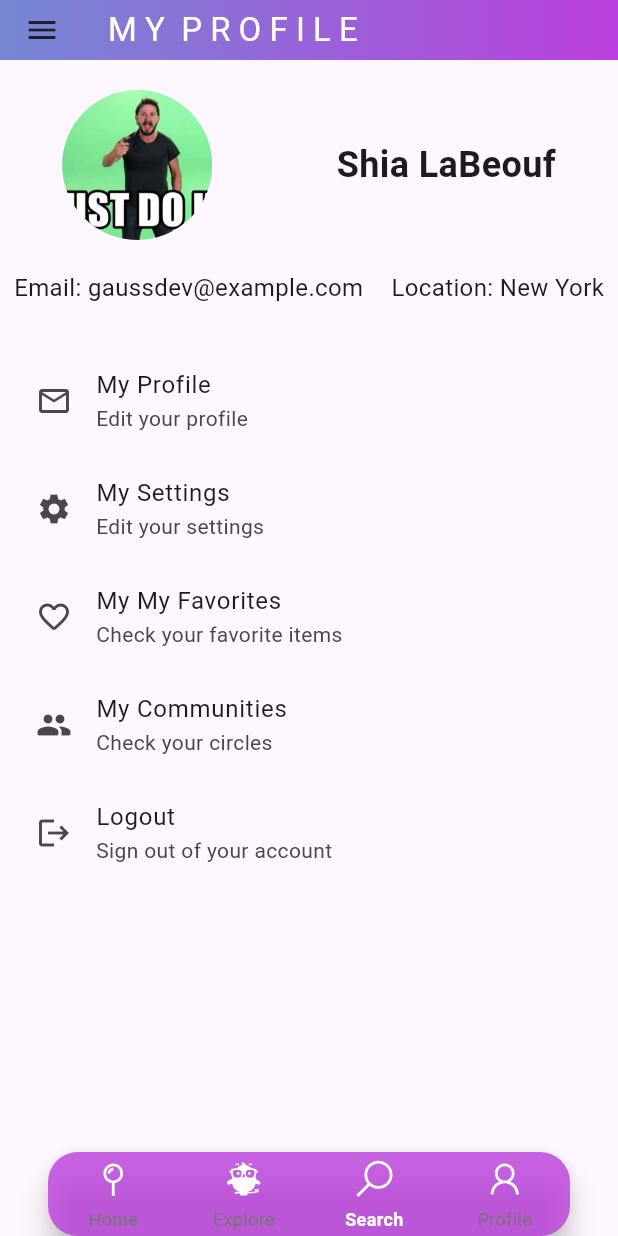
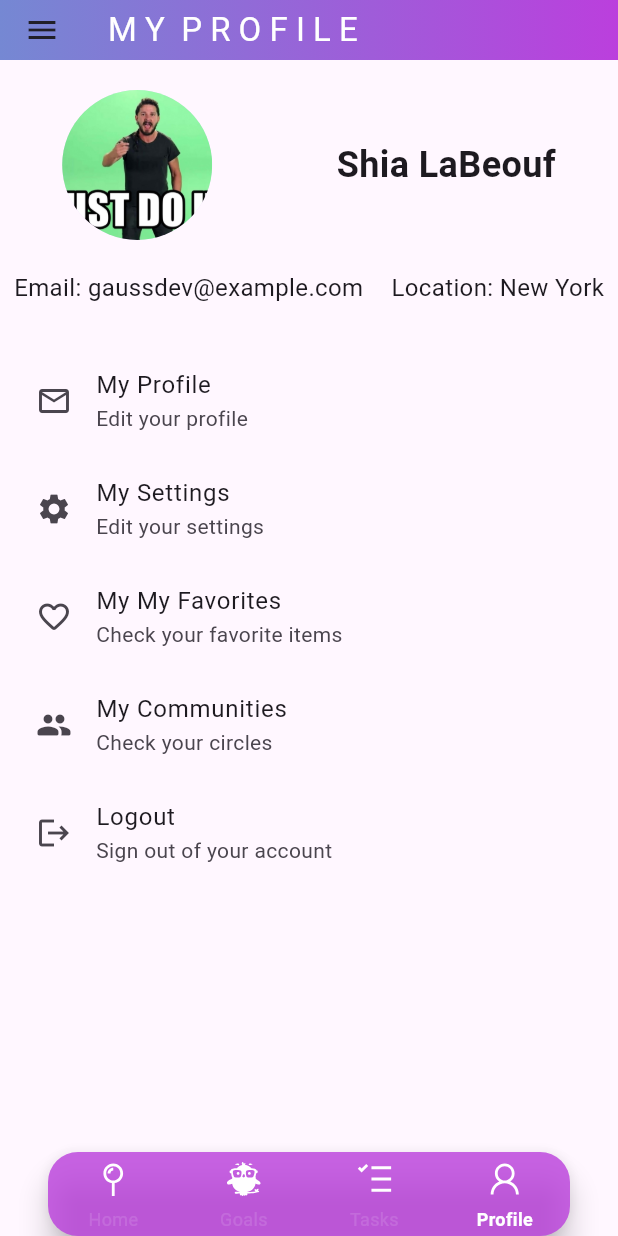
Before and after one commit to gauss2302/Nail-It-Todo-Task-Application, a Flutter app: the MyProfilePage screen opened by its route, on a phone screen of 412 x 824 dp. Run offline on Flutter 3.47's test engine with Material 3 defaults, Android fonts, the phone set to English and light mode, and no system bars; drawn by our look-alikes of custom_navigation_bar; our stand-ins replace bloc, equatable, flutter_bloc, flutter_dotenv, fpdart, get_it and 7 more; accounts and stored records are empty; Roboto replaces fonts that are missing (Raleway).

Commit message:
Fixed drawer, navbar with routing

```diff
--- a/lib/core/routes/routes.dart
+++ b/lib/core/routes/routes.dart
@@ -13,20 +13,16 @@ abstract class AppRoutes {
   // Branch 1 - Home
   static const home = '/';
 
-  // Branch 2 - Goals & Tasks
+  // Branch 2 - Goals
   static const goals = '/goals';
-  static const achievement = '/achievement';
+  static const achievement = '/goals/achievement'; // Updated path
+
+  // Branch 3 - Tasks
   static const tasks = '/tasks';
 
-  // Branch 3 - Profile
+  // Branch 4 - Profile
   static const profile = '/profile';
-  static const settings = '/settings';
-
-  // Branch 4 - Tasks
-  static const tasksList = '/tasks';
-
-  // Branch 5 - Search
-  static const search = '/search';
+  static const settings = '/profile/settings'; // Updated path
 }
 
 class AppRouter {
@@ -36,9 +32,8 @@ class AppRouter {
   final List<GlobalKey<NavigatorState>> _shellNavigatorKeys = [
     GlobalKey<NavigatorState>(debugLabel: 'shell_home'),
     GlobalKey<NavigatorState>(debugLabel: 'shell_goals'),
+    GlobalKey<NavigatorState>(debugLabel: 'shell_tasks'),
     GlobalKey<NavigatorState>(debugLabel: 'shell_profile'),
-    GlobalKey<NavigatorState>(debugLabel: 'shell_tasks'),
-    GlobalKey<NavigatorState>(debugLabel: 'shell_search'),
   ];
 
   late final GoRouter _router;
@@ -86,15 +81,8 @@ class AppRouter {
               GoRoute(
                 path: 'achievement',
                 pageBuilder: (context, state) => const MaterialPage(
-                  child: GoalsScreen(),
+                  child: AchievmentScreen(),
                   name: 'Achievement',
-                ),
-              ),
-              GoRoute(
-                path: 'tasks',
-                pageBuilder: (context, state) => const MaterialPage(
-                  child: TaskScreen(),
-                  name: 'Tasks',
                 ),
               ),
             ],
@@ -102,9 +90,23 @@ class AppRouter {
         ],
       ),
 
+      // Tasks Branch
+      StatefulShellBranch(
+        navigatorKey: _shellNavigatorKeys[2],
+        routes: [
+          GoRoute(
+            path: AppRoutes.tasks,
+            pageBuilder: (context, state) => const MaterialPage(
+              child: TaskScreen(),
+              name: 'Tasks',
+            ),
+          ),
+        ],
+      ),
+
       // Profile Branch
       StatefulShellBranch(
-        navigatorKey: _shellNavigatorKeys[2],
+        navigatorKey: _shellNavigatorKeys[3],
         routes: [
           GoRoute(
             path: AppRoutes.profile,
@@ -124,34 +126,6 @@ class AppRouter {
           ),
         ],
       ),
-
-      // Tasks Branch
-      StatefulShellBranch(
-        navigatorKey: _shellNavigatorKeys[3],
-        routes: [
-          GoRoute(
-            path: AppRoutes.tasksList,
-            pageBuilder: (context, state) => const MaterialPage(
-              child: TaskScreen(),
-              name: 'Tasks',
-            ),
-          ),
-        ],
-      ),
-
-      // Search Branch
-      StatefulShellBranch(
-        navigatorKey: _shellNavigatorKeys[4],
-        routes: [
-          GoRoute(
-            path: AppRoutes.search,
-            pageBuilder: (context, state) => const MaterialPage(
-              child: SearchScreen(),
-              name: 'Search',
-            ),
-          ),
-        ],
-      ),
     ];
   }
 
--- a/lib/core/widgets/navbar.dart
+++ b/lib/core/widgets/navbar.dart
@@ -28,13 +28,13 @@ class _NavBarState extends State<NavBar> {
     ),
     NavItem(
       icon: LineIcon.earlybirds(),
-      label: "Explore",
+      label: "Goals",
       route: '/goals',
     ),
     NavItem(
-      icon: LineIcon.search(),
-      label: "Search",
-      route: '/search',
+      icon: LineIcon.tasks(), // Changed icon to represent tasks
+      label: "Tasks",
+      route: '/tasks',
     ),
     NavItem(
       icon: LineIcon.user(),
@@ -42,6 +42,7 @@ class _NavBarState extends State<NavBar> {
       route: '/profile',
     ),
   ];
+  // ... rest of the code
 
   @override
   Widget build(BuildContext context) {
@@ -84,7 +85,7 @@ class _NavBarState extends State<NavBar> {
             fontFamily: Fonts.raleway,
             fontSize: 12,
             fontWeight: isSelected ? FontWeight.w600 : FontWeight.normal,
-            color: isSelected ? Colors.white : Colors.grey[600],
+            color: isSelected ? Colors.white : Colors.white12,
           ),
         ),
       );
@@ -119,7 +120,7 @@ class NavItem {
 // Extension for navigation helpers
 extension NavBarExtension on BuildContext {
   bool get isHomeTab => GoRouterState.of(this).uri.toString() == '/';
-  bool get isExploreTab => GoRouterState.of(this).uri.toString().startsWith('/goals');
-  bool get isSearchTab => GoRouterState.of(this).uri.toString().startsWith('/search');
+  bool get isGoalsTab => GoRouterState.of(this).uri.toString().startsWith('/goals');
+  bool get isTasksTab => GoRouterState.of(this).uri.toString().startsWith('/tasks');
   bool get isProfileTab => GoRouterState.of(this).uri.toString().startsWith('/profile');
 }
--- a/lib/features/tasks/presentation/pages/task_screen.dart
+++ b/lib/features/tasks/presentation/pages/task_screen.dart
@@ -1,5 +1,6 @@
 import 'package:flutter/material.dart';
-import 'package:flutter_bloc/flutter_bloc.dart';
+
+import 'package:nail_it/core/widgets/appbar.dart';
 
 class TaskScreen extends StatefulWidget {
   const TaskScreen({super.key});
@@ -19,6 +20,7 @@ class _TaskScreenState extends State<TaskScreen> {
   @override
   Widget build(BuildContext context) {
     return const Scaffold(
+      appBar: const UpperBar(appbartitle: 'M Y  T A S K S'),
       body: Center(
         child: Text('Task Screen'),
       ),
```
Also changed, not shown: lib/core/widgets/drawer.dart (+16 -78 lines), lib/features/home/presentation/pages/home_screen.dart (+9 -1 lines).
